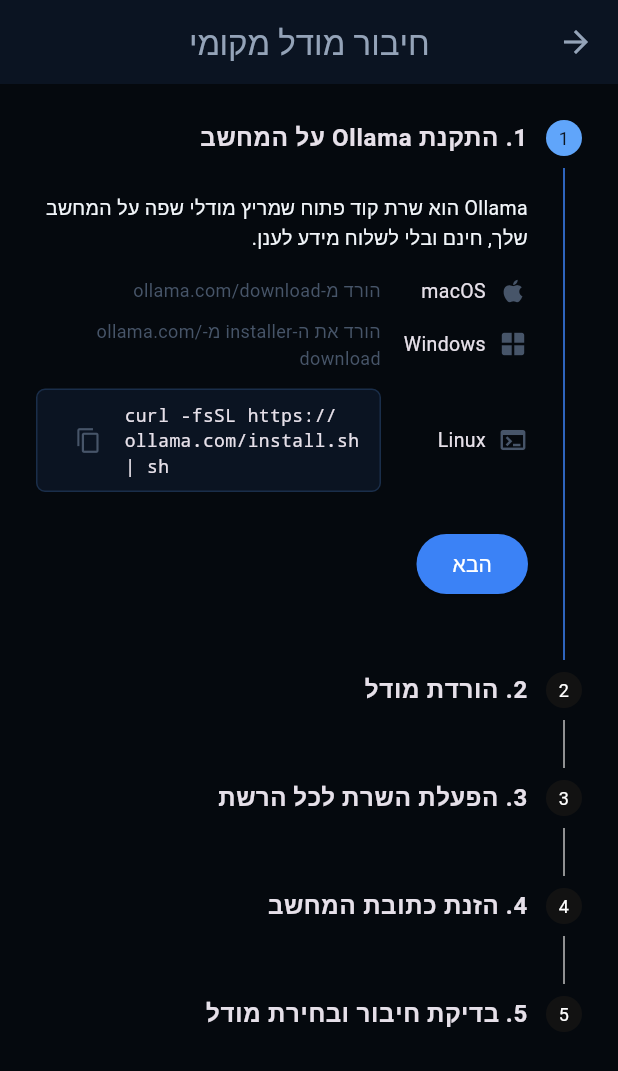
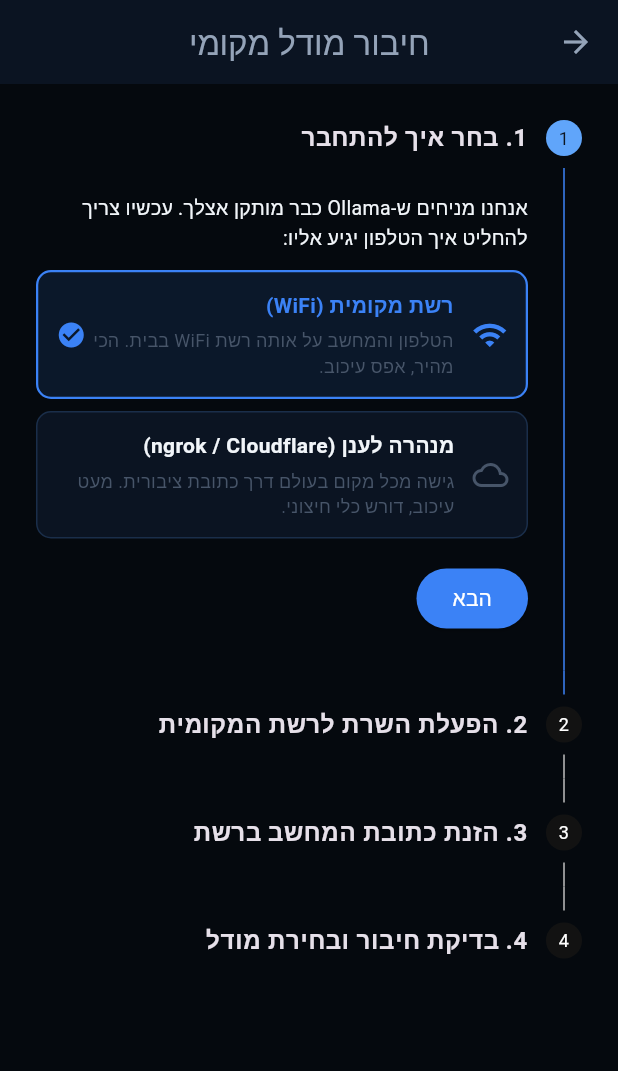
Before and after one commit to NadavZ-sketch/jarvis-server-nadav, a Flutter app: the LocalModelSetupScreen screen opened directly with empty values, on a phone screen of 412 x 824 dp. Shown: the top 1071 px of the screen. Run offline on Flutter 3.47's test engine with Material 3 defaults, Android fonts, the phone set to English and light mode, and no system bars; our stand-ins replace audioplayers, fl_chart, flutter_local_notifications, flutter_tts, image_picker, permission_handler and 4 more; accounts and stored records are empty; network calls fail; Roboto replaces fonts that are missing (Heebo).

Commit message:
Rework local-model wizard: server-launch + cloud-tunnel modes (no install) (#222)
* add OpenRouter fallback provider and interactive local-model setup wizard

Adds OpenRouter as a 4th LLM provider in the failover chain (Groq →
DeepSeek → OpenRouter → Gemini), giving users access to many free
open-source models via a single API key. Activated automatically when
OPENROUTER_API_KEY is set; otherwise the chain skips it.

Also adds a step-by-step interactive wizard screen for connecting a
local Ollama LLM from the user's computer: install instructions per OS,
model pull commands, network configuration, IP entry, and a live ping
that auto-detects installed models for one-tap selection.

https://claude.ai/code/session_01MyLTUk4jAYq74NcdAZAHFC

* expose LLM provider in chat responses and dashboard breakdown

Adds an AsyncLocalStorage-backed provider tracker to models.js so each
successful inference call records which provider (groq/deepseek/
openrouter/gemini/ollama) actually answered. The /ask-jarvis handler
wraps the agent dispatch in this context, surfaces the provider in the
response payload, and fires a smart_telemetry event keyed by provider.

In the mobile app, assistant message bubbles now show a small color-
coded provider badge with icon and tooltip. The dashboard progress
screen loads provider counters from smart-telemetry on refresh and
renders a per-provider usage breakdown with progress bars and totals.

https://claude.ai/code/session_01MyLTUk4jAYq74NcdAZAHFC

* focus local-model wizard on running the server, not installing it

Drops the install/pull steps from the wizard since users who reach this
screen already have Ollama installed locally. The flow now opens with a
choice between local-network connection and cloud-tunnel connection
(Cloudflare Tunnel or ngrok), and the serve and address steps adapt to
the selected mode — showing OLLAMA_HOST commands for LAN access or
tunnel-launch commands for public access.

https://claude.ai/code/session_01MyLTUk4jAYq74NcdAZAHFC

---------

Co-authored-by: Claude <noreply@anthropic.com>

```diff
--- a/jarvis_mobile/lib/screens/local_model_setup_screen.dart
+++ b/jarvis_mobile/lib/screens/local_model_setup_screen.dart
@@ -5,8 +5,9 @@ import 'package:http/http.dart' as http;
 import '../main.dart';
 import '../app_settings.dart';
 
-/// Interactive step-by-step wizard for connecting a local LLM (Ollama)
-/// running on the user's computer to the Jarvis mobile app.
+/// Interactive step-by-step wizard for connecting an already-installed local
+/// Ollama on the user's computer to the Jarvis mobile app — either over the
+/// local WiFi network, or exposed to the cloud via a secure tunnel.
 class LocalModelSetupScreen extends StatefulWidget {
   final AppSettings settings;
   const LocalModelSetupScreen({super.key, required this.settings});
@@ -15,19 +16,26 @@ class LocalModelSetupScreen extends StatefulWidget {
   State<LocalModelSetupScreen> createState() => _LocalModelSetupScreenState();
 }
 
+enum _ConnectionMode { localNetwork, cloudTunnel }
+
 class _LocalModelSetupScreenState extends State<LocalModelSetupScreen> {
   int _step = 0;
+  _ConnectionMode _mode = _ConnectionMode.localNetwork;
   final _urlCtrl = TextEditingController();
   final _modelCtrl = TextEditingController();
   String? _pingMsg;
   bool _pinging = false;
   List<String> _detectedModels = [];
 
+  static const int _totalSteps = 4;
+
   @override
   void initState() {
     super.initState();
     _urlCtrl.text = widget.settings.localServerUrl.replaceAll(':3000', ':11434');
-    if (!_urlCtrl.text.contains('11434')) {
+    if (!_urlCtrl.text.contains('11434') &&
+        !_urlCtrl.text.contains('ngrok') &&
+        !_urlCtrl.text.contains('trycloudflare')) {
       _urlCtrl.text = 'http://192.168.1.100:11434';
     }
     _modelCtrl.text = widget.settings.localModelName.isEmpty
@@ -118,7 +126,7 @@ class _LocalModelSetupScreenState extends State<LocalModelSetupScreen> {
             type: StepperType.vertical,
             currentStep: _step,
             onStepContinue: () {
-              if (_step < 4) {
+              if (_step < _totalSteps - 1) {
                 setState(() => _step++);
               } else {
                 _save();
@@ -138,7 +146,7 @@ class _LocalModelSetupScreenState extends State<LocalModelSetupScreen> {
                         foregroundColor: Colors.white,
                       ),
                       onPressed: details.onStepContinue,
-                      child: Text(_step == 4 ? 'סיים ושמור' : 'הבא',
+                      child: Text(_step == _totalSteps - 1 ? 'סיים ושמור' : 'הבא',
                           style: const TextStyle(fontFamily: 'Heebo')),
                     ),
                     const SizedBox(width: 8),
@@ -153,10 +161,9 @@ class _LocalModelSetupScreenState extends State<LocalModelSetupScreen> {
               );
             },
             steps: [
-              _buildInstallStep(),
-              _buildPullStep(),
+              _buildModeStep(),
               _buildServeStep(),
-              _buildConnectStep(),
+              _buildAddressStep(),
               _buildVerifyStep(),
             ],
           ),
@@ -165,8 +172,8 @@ class _LocalModelSetupScreenState extends State<LocalModelSetupScreen> {
     );
   }
 
-  Step _buildInstallStep() => Step(
-        title: const Text('1. התקנת Ollama על המחשב',
+  Step _buildModeStep() => Step(
+        title: const Text('1. בחר איך להתחבר',
             style: TextStyle(fontFamily: 'Heebo', fontWeight: FontWeight.bold)),
         isActive: _step >= 0,
         state: _step > 0 ? StepState.complete : StepState.indexed,
@@ -174,113 +181,135 @@ class _LocalModelSetupScreenState extends State<LocalModelSetupScreen> {
           crossAxisAlignment: CrossAxisAlignment.stretch,
           children: [
             const _InfoText(
-                'Ollama הוא שרת קוד פתוח שמריץ מודלי שפה על המחשב שלך, חינם ובלי לשלוח מידע לענן.'),
+                'אנחנו מניחים ש-Ollama כבר מותקן אצלך. עכשיו צריך להחליט איך הטלפון יגיע אליו:'),
             const SizedBox(height: 12),
-            _PlatformTile(
-              icon: Icons.apple,
-              label: 'macOS',
-              cmd: 'הורד מ-ollama.com/download',
+            _ModeCard(
+              icon: Icons.wifi_outlined,
+              title: 'רשת מקומית (WiFi)',
+              subtitle:
+                  'הטלפון והמחשב על אותה רשת WiFi בבית. הכי מהיר, אפס עיכוב.',
+              selected: _mode == _ConnectionMode.localNetwork,
+              onTap: () =>
+                  setState(() => _mode = _ConnectionMode.localNetwork),
             ),
-            _PlatformTile(
-              icon: Icons.window,
-              label: 'Windows',
-              cmd: 'הורד את ה-installer מ-ollama.com/download',
-            ),
-            _PlatformTile(
-              icon: Icons.terminal,
-              label: 'Linux',
-              cmd: 'curl -fsSL https://ollama.com/install.sh | sh',
-              copyable: true,
+            const SizedBox(height: 8),
+            _ModeCard(
+              icon: Icons.cloud_outlined,
+              title: 'מנהרה לענן (ngrok / Cloudflare)',
+              subtitle:
+                  'גישה מכל מקום בעולם דרך כתובת ציבורית. מעט עיכוב, דורש כלי חיצוני.',
+              selected: _mode == _ConnectionMode.cloudTunnel,
+              onTap: () =>
+                  setState(() => _mode = _ConnectionMode.cloudTunnel),
             ),
           ],
         ),
       );
 
-  Step _buildPullStep() => Step(
-        title: const Text('2. הורדת מודל',
-            style: TextStyle(fontFamily: 'Heebo', fontWeight: FontWeight.bold)),
+  Step _buildServeStep() {
+    final isLocal = _mode == _ConnectionMode.localNetwork;
+    return Step(
+      title: Text(isLocal ? '2. הפעלת השרת לרשת המקומית' : '2. הפעלת מנהרה לענן',
+          style: const TextStyle(fontFamily: 'Heebo', fontWeight: FontWeight.bold)),
       isActive: _step >= 1,
       state: _step > 1 ? StepState.complete : StepState.indexed,
-        content: Column(
+      content: isLocal ? _buildLocalServeContent() : _buildTunnelServeContent(),
+    );
+  }
+
+  Widget _buildLocalServeContent() => Column(
         crossAxisAlignment: CrossAxisAlignment.stretch,
         children: [
           const _InfoText(
-                'פתח טרמינל (Terminal / PowerShell) והרץ את הפקודה. בחר מודל לפי הזיכרון של המחשב:'),
+              'כברירת מחדל Ollama מאזין רק ל-localhost ולא לטלפון. צריך לאפשר חיבורים מהרשת:'),
           const SizedBox(height: 12),
+          const _Subtitle('macOS / Linux — בטרמינל:'),
+          _CmdTile(cmd: 'export OLLAMA_HOST=0.0.0.0:11434'),
+          _CmdTile(cmd: 'ollama serve'),
+          const SizedBox(height: 10),
+          const _Subtitle('Windows — ב-PowerShell:'),
+          _CmdTile(cmd: '\$env:OLLAMA_HOST="0.0.0.0:11434"'),
+          _CmdTile(cmd: 'ollama serve'),
+          const SizedBox(height: 10),
+          const _Subtitle('macOS עם אפליקציה רקעית — הגדרה קבועה:'),
           _CmdTile(
-              cmd: 'ollama pull llama3',
-              note: 'מומלץ — איכותי, 4.7GB, דורש ~8GB RAM',
-            ),
-            _CmdTile(
-              cmd: 'ollama pull gemma2:2b',
-              note: 'קל ומהיר, 1.6GB, דורש ~4GB RAM',
-            ),
-            _CmdTile(
-              cmd: 'ollama pull qwen2.5:7b',
-              note: 'תומך עברית טוב יותר, 4.4GB',
+              cmd: 'launchctl setenv OLLAMA_HOST "0.0.0.0:11434"',
+              note: 'אחרי הפקודה: צא מאפליקציית Ollama ופתח אותה שוב'),
+          const SizedBox(height: 12),
+          _WarningTile(
+            text:
+                'אם החיבור לא עובד — סביר שה-Firewall חוסם. אפשר את התעבורה הנכנסת לפורט 11434.',
           ),
         ],
-        ),
       );
 
-  Step _buildServeStep() => Step(
-        title: const Text('3. הפעלת השרת לכל הרשת',
-            style: TextStyle(fontFamily: 'Heebo', fontWeight: FontWeight.bold)),
+  Widget _buildTunnelServeContent() => Column(
+        crossAxisAlignment: CrossAxisAlignment.stretch,
+        children: [
+          const _InfoText(
+              'מנהרה (tunnel) הופכת את Ollama בלוקאל לכתובת ציבורית מאובטחת. בחר אחת מהאפשרויות:'),
+          const SizedBox(height: 12),
+          const _Subtitle('אפשרות א׳ — Cloudflare Tunnel (חינם, בלי הרשמה):'),
+          _CmdTile(cmd: 'ollama serve'),
+          _CmdTile(
+              cmd: 'cloudflared tunnel --url http://localhost:11434',
+              note: 'הפלט יציג כתובת מסוג https://<random>.trycloudflare.com — העתק אותה'),
+          const SizedBox(height: 10),
+          const _Subtitle('אפשרות ב׳ — ngrok (דורש חשבון חינם):'),
+          _CmdTile(cmd: 'ollama serve'),
+          _CmdTile(
+              cmd: 'ngrok http 11434',
+              note: 'הפלט יציג Forwarding https://xxxx.ngrok-free.app — העתק אותה'),
+          const SizedBox(height: 12),
+          _WarningTile(
+            text:
+                'אזהרה: מנהרה חושפת את ה-Ollama שלך לאינטרנט. סגור אותה כשלא בשימוש, ולא להריץ על מודלים עם מידע רגיש.',
+          ),
+        ],
+      );
+
+  Step _buildAddressStep() {
+    final isLocal = _mode == _ConnectionMode.localNetwork;
+    return Step(
+      title: Text(isLocal ? '3. הזנת כתובת המחשב ברשת' : '3. הזנת כתובת המנהרה',
+          style: const TextStyle(fontFamily: 'Heebo', fontWeight: FontWeight.bold)),
       isActive: _step >= 2,
       state: _step > 2 ? StepState.complete : StepState.indexed,
       content: Column(
         crossAxisAlignment: CrossAxisAlignment.stretch,
         children: [
-            const _InfoText(
-                'כברירת מחדל Ollama מאזין רק ל-localhost. כדי שהטלפון יוכל להתחבר, הגדר משתנה סביבה:'),
-            const SizedBox(height: 12),
-            const _Subtitle('macOS / Linux:'),
-            _CmdTile(cmd: 'export OLLAMA_HOST=0.0.0.0:11434'),
-            _CmdTile(cmd: 'ollama serve'),
-            const SizedBox(height: 8),
-            const _Subtitle('Windows (PowerShell):'),
-            _CmdTile(cmd: '\$env:OLLAMA_HOST="0.0.0.0:11434"'),
-            _CmdTile(cmd: 'ollama serve'),
-            const SizedBox(height: 12),
-            _WarningTile(
-              text: 'חשוב: הטלפון והמחשב חייבים להיות על אותה רשת WiFi. '
-                  'אם יש לך Firewall, אפשר את פורט 11434.',
-            ),
-          ],
-        ),
-      );
-
-  Step _buildConnectStep() => Step(
-        title: const Text('4. הזנת כתובת המחשב',
-            style: TextStyle(fontFamily: 'Heebo', fontWeight: FontWeight.bold)),
-        isActive: _step >= 3,
-        state: _step > 3 ? StepState.complete : StepState.indexed,
-        content: Column(
-          crossAxisAlignment: CrossAxisAlignment.stretch,
-          children: [
+          if (isLocal) ...[
             const _InfoText(
                 'מצא את כתובת ה-IP של המחשב ברשת המקומית והזן אותה כאן.'),
             const SizedBox(height: 8),
-            const Text(
-              'איך מוצאים IP?',
+            const Text('איך מוצאים IP?',
                 style: TextStyle(
                     fontFamily: 'Heebo',
                     fontWeight: FontWeight.bold,
-                  fontSize: 13),
+                    fontSize: 13)),
+            const SizedBox(height: 4),
+            const _InfoText('• macOS/Linux: ifconfig | grep "inet "\n'
+                '• Windows: ipconfig וחפש "IPv4 Address"'),
+          ] else ...[
+            const _InfoText(
+                'הדבק כאן את הכתובת הציבורית שהמנהרה החזירה (trycloudflare.com / ngrok-free.app).'),
+            const SizedBox(height: 8),
+            _WarningTile(
+              text:
+                  'הקפד שזו כתובת HTTPS מלאה ללא רווחים. הכתובת משתנה בכל הפעלה של המנהרה.',
             ),
-            const SizedBox(height: 4),
-            const _InfoText(
-                '• macOS/Linux: הרץ ifconfig | grep "inet "\n'
-                '• Windows: הרץ ipconfig וחפש "IPv4 Address"'),
+          ],
           const SizedBox(height: 16),
           TextField(
             controller: _urlCtrl,
             textDirection: TextDirection.ltr,
             style: TextStyle(color: JC.textPrimary, fontFamily: 'monospace'),
             decoration: InputDecoration(
-                labelText: 'כתובת Ollama',
+              labelText: isLocal ? 'כתובת Ollama' : 'כתובת מנהרה',
               labelStyle: TextStyle(color: JC.textMuted, fontFamily: 'Heebo'),
-                hintText: 'http://192.168.1.100:11434',
+              hintText: isLocal
+                  ? 'http://192.168.1.100:11434'
+                  : 'https://xxxx.trycloudflare.com',
               hintStyle:
                   TextStyle(color: JC.textMuted.withValues(alpha: 0.5)),
               filled: true,
@@ -294,12 +323,13 @@ class _LocalModelSetupScreenState extends State<LocalModelSetupScreen> {
         ],
       ),
     );
+  }
 
   Step _buildVerifyStep() => Step(
-        title: const Text('5. בדיקת חיבור ובחירת מודל',
+        title: const Text('4. בדיקת חיבור ובחירת מודל',
             style: TextStyle(fontFamily: 'Heebo', fontWeight: FontWeight.bold)),
-        isActive: _step >= 4,
-        state: _step >= 4 ? StepState.indexed : StepState.indexed,
+        isActive: _step >= 3,
+        state: StepState.indexed,
         content: Column(
           crossAxisAlignment: CrossAxisAlignment.stretch,
           children: [
@@ -457,41 +487,67 @@ class _CmdTile extends StatelessWidget {
   }
 }
 
-class _PlatformTile extends StatelessWidget {
+class _ModeCard extends StatelessWidget {
   final IconData icon;
-  final String label;
-  final String cmd;
-  final bool copyable;
-  const _PlatformTile({
+  final String title;
+  final String subtitle;
+  final bool selected;
+  final VoidCallback onTap;
+  const _ModeCard({
     required this.icon,
-    required this.label,
-    required this.cmd,
-    this.copyable = false,
+    required this.title,
+    required this.subtitle,
+    required this.selected,
+    required this.onTap,
   });
 
   @override
   Widget build(BuildContext context) {
-    return Padding(
-      padding: const EdgeInsets.symmetric(vertical: 4),
+    return InkWell(
+      onTap: onTap,
+      borderRadius: BorderRadius.circular(10),
+      child: Container(
+        padding: const EdgeInsets.all(12),
+        decoration: BoxDecoration(
+          color: selected
+              ? JC.blue500.withValues(alpha: 0.12)
+              : JC.surface,
+          borderRadius: BorderRadius.circular(10),
+          border: Border.all(
+            color: selected ? JC.blue500 : JC.border,
+            width: selected ? 1.5 : 1,
+          ),
+        ),
         child: Row(
           children: [
-          Icon(icon, size: 20, color: JC.textMuted),
-          const SizedBox(width: 8),
-          SizedBox(
-              width: 70,
-              child: Text(label,
-                  style:
-                      const TextStyle(fontFamily: 'Heebo', fontSize: 13))),
+            Icon(icon,
+                size: 24,
+                color: selected ? JC.blue500 : JC.textMuted),
+            const SizedBox(width: 12),
             Expanded(
-            child: copyable
-                ? _CmdTile(cmd: cmd)
-                : Text(cmd,
+              child: Column(
+                crossAxisAlignment: CrossAxisAlignment.start,
+                children: [
+                  Text(title,
                       style: TextStyle(
+                          fontFamily: 'Heebo',
+                          fontSize: 14,
+                          fontWeight: FontWeight.bold,
+                          color: selected ? JC.blue500 : JC.textPrimary)),
+                  const SizedBox(height: 4),
+                  Text(subtitle,
+                      style: TextStyle(
+                          fontFamily: 'Heebo',
+                          fontSize: 12,
                           color: JC.textMuted,
-                        fontSize: 12,
-                        fontFamily: 'Heebo')),
+                          height: 1.4)),
+                ],
               ),
+            ),
+            if (selected)
+              Icon(Icons.check_circle, size: 20, color: JC.blue500),
           ],
+        ),
       ),
     );
   }
```
Lines whose indentation alone changed are shown as unchanged.
